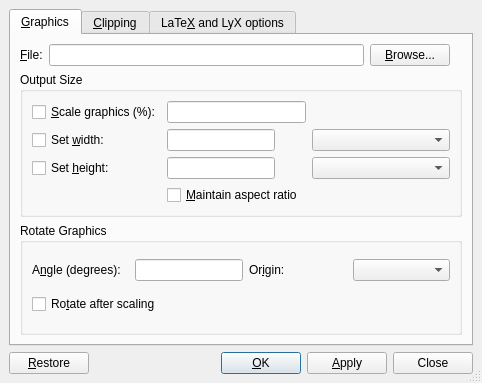
This is src/frontends/qt4/ui/GraphicsUi.ui in cburschka/lyx as Qt 5 draws it before an edit. The edited form follows.
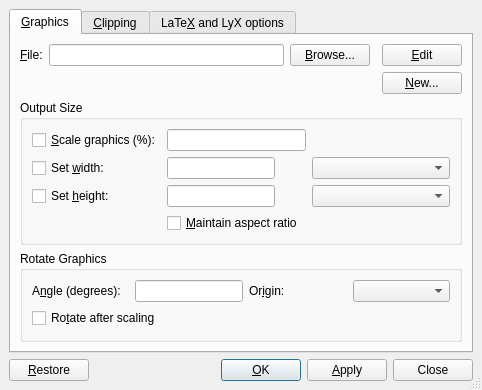
This is the edited form. Custom widgets are drawn as their Qt base class.

Commit message: Create new graphics from within LyX choosing a sample file to copy from.

```diff
--- a/src/frontends/qt4/ui/GraphicsUi.ui
+++ b/src/frontends/qt4/ui/GraphicsUi.ui
@@ -59,7 +59,7 @@
          </property>
         </widget>
        </item>
-       <item row="1" column="0" colspan="5" >
+       <item row="2" column="0" colspan="5" >
         <widget class="QGroupBox" name="sizeGB" >
          <property name="title" >
           <string>Output Size</string>
@@ -181,7 +181,7 @@
          </layout>
         </widget>
        </item>
-       <item row="2" column="0" colspan="5" >
+       <item row="3" column="0" colspan="5" >
         <widget class="QGroupBox" name="rotationGB" >
          <property name="title" >
           <string>Rotate Graphics</string>
@@ -277,6 +277,26 @@
          </property>
         </widget>
        </item>
+       <item row="0" column="4" >
+        <widget class="QPushButton" name="editPB" >
+         <property name="text" >
+          <string>&amp;Edit</string>
+         </property>
+         <property name="toolTip" >
+          <string>Edit in external editor (specify an existing filename first)</string>
+         </property>
+        </widget>
+       </item>
+       <item row="1" column="4" >
+        <widget class="QPushButton" name="chooseSamplePB" >
+         <property name="text" >
+          <string>&amp;New...</string>
+         </property>
+         <property name="toolTip" >
+          <string>Create copying from sample file in &lt;HOME&gt;/.lyx/samples (specify a valid destination filename first)</string>
+         </property>
+        </widget>
+       </item>
       </layout>
      </widget>
      <widget class="QWidget" name="Clipping" >
```
The commit also changes 2 other files.
